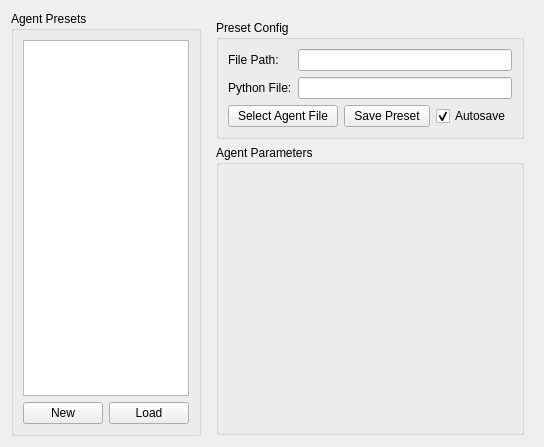
Before: the Qt Designer form src/main/python/RLBotFramework/gui/qt_gui/design/agent_customisation.ui in RLBot/RLBot, drawn with Qt 5.
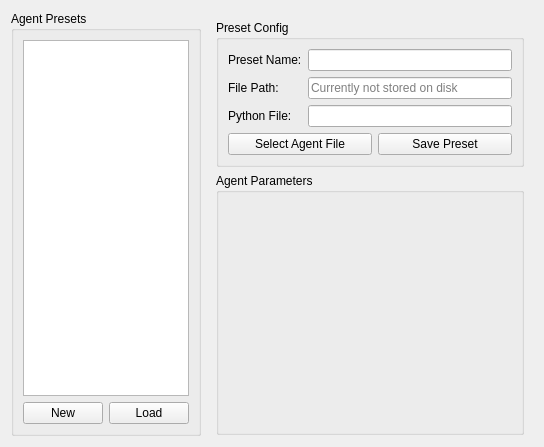
After: the same form once the commit is applied.

Commit message: presets not on disk partially work now (agent presets do, loadout ones dont)

Patch:
```diff
--- a/src/main/python/RLBotFramework/gui/qt_gui/design/agent_customisation.ui
+++ b/src/main/python/RLBotFramework/gui/qt_gui/design/agent_customisation.ui
@@ -75,6 +75,23 @@
          <string>Preset Config</string>
         </property>
         <layout class="QGridLayout" name="gridLayout_2">
+         <item row="0" column="0">
+          <widget class="QLabel" name="label_2">
+           <property name="text">
+            <string>Preset Name:</string>
+           </property>
+          </widget>
+         </item>
+         <item row="6" column="1" colspan="3">
+          <widget class="QLineEdit" name="preset_python_file_lineedit">
+           <property name="readOnly">
+            <bool>true</bool>
+           </property>
+           <property name="clearButtonEnabled">
+            <bool>false</bool>
+           </property>
+          </widget>
+         </item>
          <item row="6" column="0">
           <widget class="QLabel" name="label">
            <property name="text">
@@ -82,6 +99,19 @@
            </property>
           </widget>
          </item>
+         <item row="0" column="1" colspan="3">
+          <widget class="QLineEdit" name="lineEdit"/>
+         </item>
+         <item row="3" column="1" colspan="3">
+          <widget class="QLineEdit" name="preset_path_lineedit">
+           <property name="readOnly">
+            <bool>true</bool>
+           </property>
+           <property name="placeholderText">
+            <string>Currently not stored on disk</string>
+           </property>
+          </widget>
+         </item>
          <item row="3" column="0">
           <widget class="QLabel" name="label_17">
            <property name="text">
@@ -89,35 +119,19 @@
            </property>
           </widget>
          </item>
-         <item row="6" column="1" colspan="4">
-          <widget class="QLineEdit" name="preset_python_file_lineedit"/>
-         </item>
-         <item row="7" column="4">
-          <widget class="QCheckBox" name="preset_autosave_checkbox">
-           <property name="text">
-            <string>Autosave</string>
-           </property>
-           <property name="checked">
-            <bool>true</bool>
-           </property>
-          </widget>
-         </item>
-         <item row="7" column="2" colspan="2">
-          <widget class="QPushButton" name="preset_save_pushbutton">
-           <property name="text">
-            <string>Save Preset</string>
-           </property>
-          </widget>
-         </item>
-         <item row="7" column="0" colspan="2">
+         <item row="8" column="0" colspan="2">
           <widget class="QPushButton" name="python_file_select_button">
            <property name="text">
             <string>Select Agent File</string>
            </property>
           </widget>
          </item>
-         <item row="3" column="1" colspan="4">
-          <widget class="QLineEdit" name="preset_path_lineedit"/>
+         <item row="8" column="2" colspan="2">
+          <widget class="QPushButton" name="preset_save_pushbutton">
+           <property name="text">
+            <string>Save Preset</string>
+           </property>
+          </widget>
          </item>
         </layout>
        </widget>
```
The commit also changes 10 other files.
